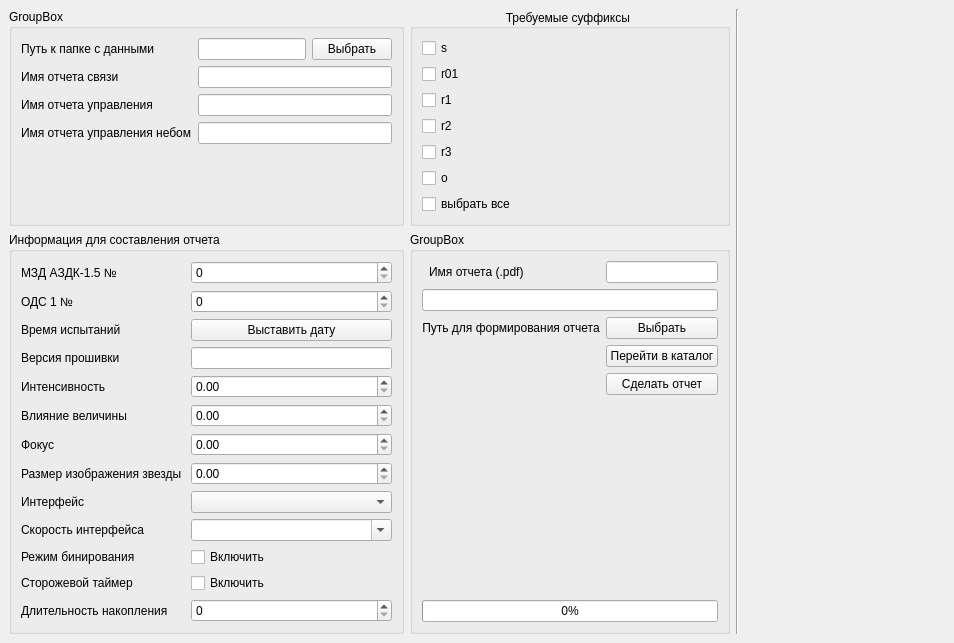
The window that Source/report/qt/otchet/mainwindow2.ui (RockHero666/AZDK_PDFcreator) describes before a commit, drawn with Qt 5.
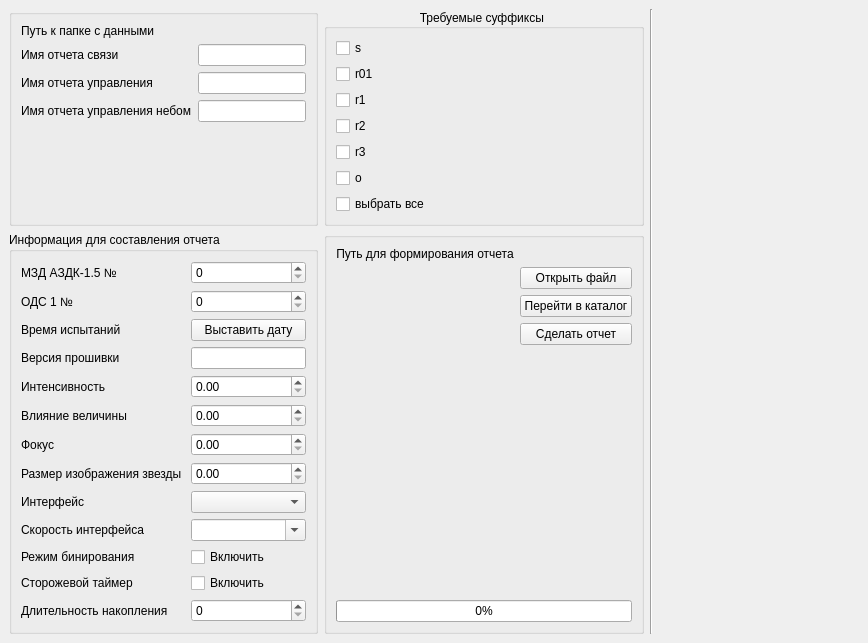
The same window after the commit. Custom widgets are drawn as their Qt base class.

Patch:
```diff
--- a/Source/report/qt/otchet/mainwindow2.ui
+++ b/Source/report/qt/otchet/mainwindow2.ui
@@ -23,7 +23,7 @@
       <item row="0" column="0">
        <widget class="QGroupBox" name="groupBox_2">
         <property name="title">
-         <string>GroupBox</string>
+         <string/>
         </property>
         <layout class="QFormLayout" name="formLayout_2">
          <item row="0" column="0">
@@ -36,20 +36,6 @@
            </property>
           </widget>
          </item>
-         <item row="0" column="1">
-          <layout class="QHBoxLayout" name="horizontalLayout">
-           <item>
-            <widget class="QLineEdit" name="path_to_file_line"/>
-           </item>
-           <item>
-            <widget class="QPushButton" name="puth_to_file_button">
-             <property name="text">
-              <string>Выбрать</string>
-             </property>
-            </widget>
-           </item>
-          </layout>
-         </item>
          <item row="1" column="1">
           <widget class="QLineEdit" name="name_report_line"/>
          </item>
@@ -89,6 +75,13 @@
          <item row="3" column="1">
           <widget class="QLineEdit" name="management_sky_report_line"/>
          </item>
+         <item row="0" column="1">
+          <widget class="FilePathEdit" name="fpe">
+           <property name="dialogMode" stdset="0">
+            <enum>FilePathEdit::DIRPATH</enum>
+           </property>
+          </widget>
+         </item>
         </layout>
        </widget>
       </item>
@@ -314,23 +307,10 @@
       <item row="1" column="1">
        <widget class="QGroupBox" name="groupBox_4">
         <property name="title">
-         <string>GroupBox</string>
+         <string/>
         </property>
         <layout class="QFormLayout" name="formLayout_3">
          <item row="0" column="0">
-          <widget class="QLabel" name="label_16">
-           <property name="text">
-            <string>  Имя отчета (.pdf)</string>
-           </property>
-           <property name="alignment">
-            <set>Qt::AlignCenter</set>
-           </property>
-          </widget>
-         </item>
-         <item row="0" column="1">
-          <widget class="QLineEdit" name="file_name_line"/>
-         </item>
-         <item row="2" column="0">
           <widget class="QLabel" name="label_17">
            <property name="text">
             <string>Путь для формирования отчета</string>
@@ -340,31 +320,34 @@
            </property>
           </widget>
          </item>
-         <item row="3" column="1">
-          <widget class="QPushButton" name="to_path_button">
+         <item row="1" column="1">
+          <widget class="QPushButton" name="open_file">
            <property name="text">
-            <string>Перейти в каталог</string>
+            <string>Открыть файл</string>
            </property>
           </widget>
          </item>
-         <item row="4" column="1">
+         <item row="3" column="1">
           <widget class="QPushButton" name="create_button">
            <property name="text">
             <string>Сделать отчет</string>
            </property>
           </widget>
          </item>
-         <item row="1" column="0" colspan="2">
-          <widget class="QLineEdit" name="savepath_line"/>
-         </item>
-         <item row="2" column="1">
-          <widget class="QPushButton" name="save_path_button">
-           <property name="text">
-            <string>Выбрать</string>
+         <item row="4" column="0">
+          <spacer name="verticalSpacer">
+           <property name="orientation">
+            <enum>Qt::Vertical</enum>
            </property>
-          </widget>
+           <property name="sizeHint" stdset="0">
+            <size>
+             <width>20</width>
+             <height>40</height>
+            </size>
+           </property>
+          </spacer>
          </item>
-         <item row="6" column="0" colspan="2">
+         <item row="5" column="0" colspan="2">
           <widget class="QProgressBar" name="progressBar">
            <property name="styleSheet">
             <string notr="true">QProgressBar {
@@ -385,18 +368,19 @@
            </property>
           </widget>
          </item>
-         <item row="5" column="0">
-          <spacer name="verticalSpacer">
-           <property name="orientation">
-            <enum>Qt::Vertical</enum>
+         <item row="0" column="1">
+          <widget class="FilePathEdit" name="fpe_2">
+           <property name="dialogMode" stdset="0">
+            <enum>FilePathEdit::FILESAVE</enum>
            </property>
-           <property name="sizeHint" stdset="0">
-            <size>
-             <width>20</width>
-             <height>40</height>
-            </size>
+          </widget>
+         </item>
+         <item row="2" column="1">
+          <widget class="QPushButton" name="to_path_button">
+           <property name="text">
+            <string>Перейти в каталог</string>
            </property>
-          </spacer>
+          </widget>
          </item>
         </layout>
        </widget>
@@ -424,6 +408,12 @@
   </widget>
  </widget>
  <customwidgets>
+  <customwidget>
+   <class>FilePathEdit</class>
+   <extends>QWidget</extends>
+   <header>ngts/filepathedit.h</header>
+   <addpagemethod>addPage</addpagemethod>
+  </customwidget>
   <customwidget>
    <class>LogWidget</class>
    <extends>QWidget</extends>
```
